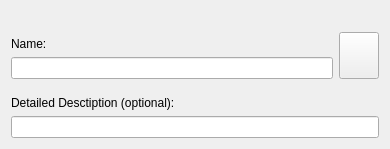
Above: src/tagcloud/newtagdialog.ui from KDE/dolphin before the change. Below: the same form after it.
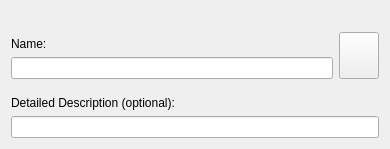
That is the form after the change. Icons and pictures are not drawn. Custom widgets are drawn as their Qt base class.

Patch:
```diff
--- a/src/tagcloud/newtagdialog.ui
+++ b/src/tagcloud/newtagdialog.ui
@@ -82,7 +82,7 @@
    <item>
     <widget class="QLabel" name="label" >
      <property name="text" >
-      <string>Detailed Desctiption (optional):</string>
+      <string>Detailed Description (optional):</string>
      </property>
     </widget>
    </item>
```
